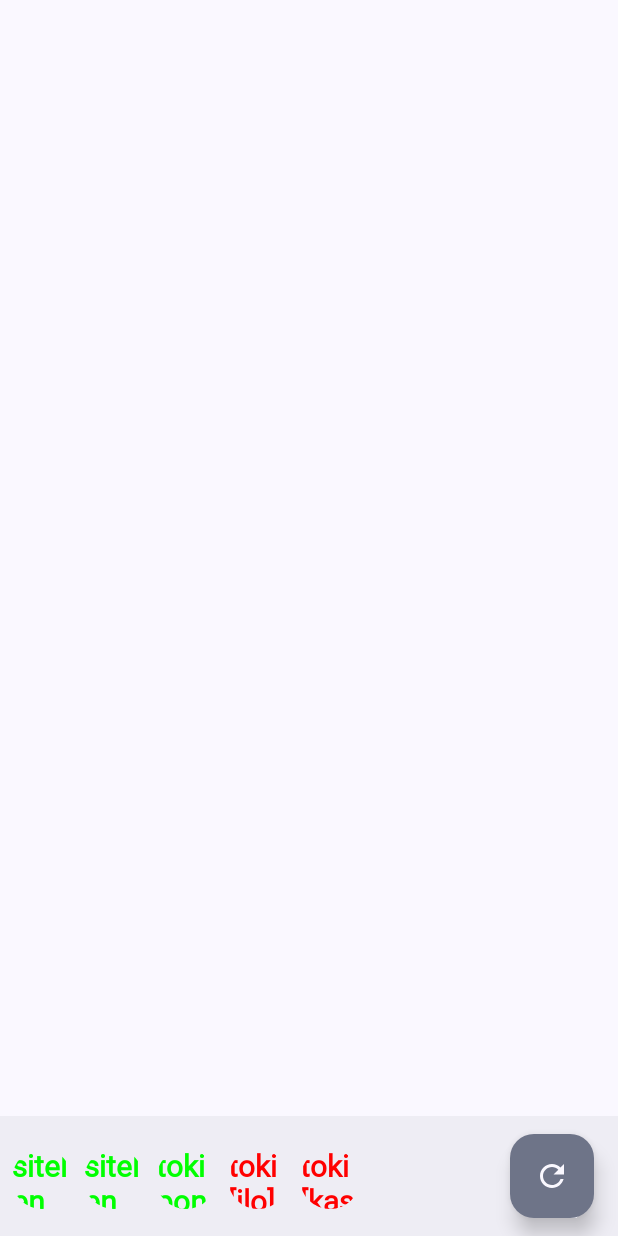
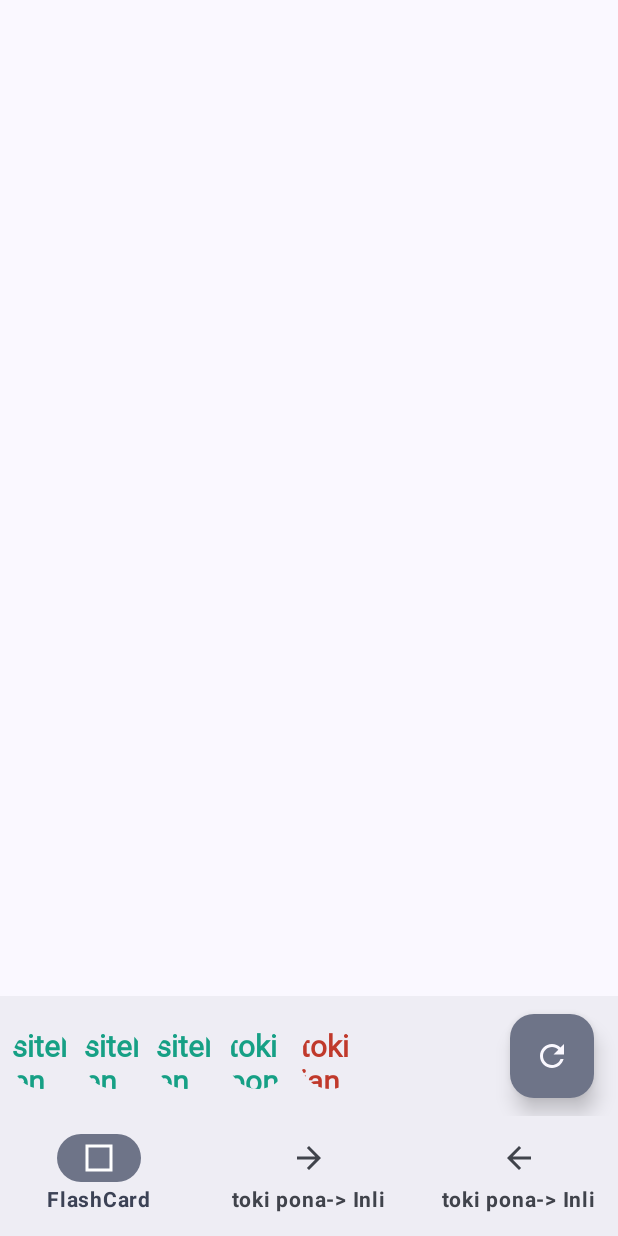
Before and after one commit to xgouchet/sitelen-lipu, an Android app built with Jetpack Compose: the screen it shows after launch (MainActivity), on a phone screen of 412 x 824 dp. Run offline under Robolectric (Android 15) with nearby library versions, the phone set to English and light mode, and no system bars; our stand-ins replace livedata-compose; libraries missing offline, so code that uses them is left out: com.akuleshov7.ktoml; Roboto replaces fonts that are not available here.

Commit message:
mi pana e sitelen jelo e lipu kula

```diff
--- a/app/build.gradle.kts
+++ b/app/build.gradle.kts
@@ -62,6 +62,7 @@ dependencies {
     implementation(libs.androidx.ui.tooling.preview)
 
     implementation(libs.androidx.material3)
+    implementation(libs.androidx.material.icons.extended)
 
     // Serialization
     implementation("com.akuleshov7:ktoml-core:0.7.1")
--- a/app/src/main/kotlin/fr/xgouchet/sitelenlipu/data/model/CardDisplay.kt
+++ b/app/src/main/kotlin/fr/xgouchet/sitelenlipu/data/model/CardDisplay.kt
@@ -3,27 +3,25 @@ package fr.xgouchet.sitelenlipu.data.model
 data class CardDisplay(
     val sitelenPona: Boolean,
     val sitelenPilin: Boolean,
+    val sitelenJelo: Boolean,
     val tokiPona: Boolean,
-    val tokiInli: Boolean,
-    val tokiKanse: Boolean,
-//    val tokiTosi: Boolean,
-//    val tokiEpelanto: Boolean,
+    val tokiJan: Boolean,
 ) {
     companion object {
         val VIEW_ALL = CardDisplay(
             sitelenPona = true,
             sitelenPilin = true,
+            sitelenJelo = true,
             tokiPona = true,
-            tokiInli = true,
-            tokiKanse = true,
+            tokiJan = true,
         )
 
         val VIEW_TOKI_AND_SITELEN = CardDisplay(
             sitelenPona = true,
             sitelenPilin = true,
+            sitelenJelo = true,
             tokiPona = true,
-            tokiInli = false,
-            tokiKanse = false,
+            tokiJan = false,
         )
     }
 }
--- /dev/null
+++ b/app/src/main/kotlin/fr/xgouchet/sitelenlipu/ui/atom/BottomNavBar.kt
@@ -0,0 +1,46 @@
+package fr.xgouchet.sitelenlipu.ui.atom
+
+import androidx.compose.material3.ExperimentalMaterial3Api
+import androidx.compose.material3.Icon
+import androidx.compose.material3.NavigationBar
+import androidx.compose.material3.NavigationBarItem
+import androidx.compose.material3.Text
+import androidx.compose.runtime.Composable
+import fr.xgouchet.sitelenlipu.ui.model.Screen
+
+
+@OptIn(ExperimentalMaterial3Api::class)
+@Composable
+fun BottomNavBar(
+    selectedScreen: Screen,
+    onSelectScreen: (Screen) -> Unit
+) {
+    NavigationBar {
+        Screen.entries.forEachIndexed { index, screen ->
+            NavigationBarItem(
+                selected = screen == selectedScreen,
+                label = {
+                    Text(screen.label)
+                },
+                icon = {
+                    Icon(
+                        screen.icon,
+                        contentDescription = screen.label
+                    )
+                },
+                onClick = {
+                    onSelectScreen(screen)
+                    // TODO
+//                            navigationSelectedItem = index
+//                            navController.navigate(navigationItem.route) {
+//                                popUpTo(navController.graph.findStartDestination().id) {
+//                                    saveState = true
+//                                }
+//                                launchSingleTop = true
+//                                restoreState = true
+//                            }
+                }
+            )
+        }
+    }
+}
--- /dev/null
+++ b/app/src/main/kotlin/fr/xgouchet/sitelenlipu/ui/model/Screen.kt
@@ -0,0 +1,18 @@
+package fr.xgouchet.sitelenlipu.ui.model
+
+import androidx.compose.material.icons.Icons
+import androidx.compose.material.icons.automirrored.outlined.ArrowBack
+import androidx.compose.material.icons.automirrored.outlined.ArrowForward
+import androidx.compose.material.icons.outlined.ArrowForward
+import androidx.compose.material.icons.outlined.Square
+import androidx.compose.ui.graphics.vector.ImageVector
+
+enum class Screen(
+    val route: String,
+    val label: String,
+    val icon: ImageVector,
+) {
+    FLASHCARD ("flashcard", "FlashCard", Icons.Outlined.Square),
+    DICTIONARY_TOKI_INLI("toki pona tawa toki Inli", "toki pona-> Inli", Icons.AutoMirrored.Outlined.ArrowForward),
+    DICTIONARY_INLI_TOKI("toki Inli tawa toki pona", "toki pona-> Inli", Icons.AutoMirrored.Outlined.ArrowBack)
+}
--- a/app/src/main/kotlin/fr/xgouchet/sitelenlipu/ui/screen/FlashCardScreen.kt
+++ b/app/src/main/kotlin/fr/xgouchet/sitelenlipu/ui/screen/FlashCardScreen.kt
@@ -23,8 +23,11 @@ import androidx.compose.ui.Modifier
 import androidx.compose.ui.graphics.Color
 import androidx.compose.ui.unit.dp
 import fr.xgouchet.sitelenlipu.data.model.CardDisplay
+import fr.xgouchet.sitelenlipu.data.model.WordInfo
 import fr.xgouchet.sitelenlipu.data.viewmodel.FlashCardViewModel
 import fr.xgouchet.sitelenlipu.ui.atom.FlashCard
+import fr.xgouchet.sitelenlipu.ui.theme.DarkGreen
+import fr.xgouchet.sitelenlipu.ui.theme.DarkRed
 
 @Composable
 fun FlashCardScreen(
@@ -60,6 +63,8 @@ fun FlashCardScreen(
                 ) {
                     showSecret = !showSecret
                 }
+            } else {
+
             }
         }
     }
@@ -73,58 +78,68 @@ private fun BottomToolBar(
 ) {
     BottomAppBar(
         actions = {
-            IconButton(onClick = {
+            IconButton(
+                onClick = {
                     onUpdateSecretCardDisplay(
                         display.copy(sitelenPona = !display.sitelenPona)
                     )
-            }) {
+                }
+            ) {
                 Text(
                     text = "sitelen pona",
-                    color =  if (display.sitelenPona) Color.Green else Color.Red,
+                    color = if (display.sitelenPona) DarkGreen else DarkRed,
                     style = MaterialTheme.typography.displaySmall
                 )
             }
-            IconButton(onClick = {
+            IconButton(
+                onClick = {
                     onUpdateSecretCardDisplay(
                         display.copy(sitelenPilin = !display.sitelenPilin)
                     )
-            }) {
+                }
+            ) {
                 Text(
                     text = "sitelen pilin",
-                    color =  if (display.sitelenPilin) Color.Green else Color.Red,
+                    color = if (display.sitelenPilin) DarkGreen else DarkRed,
                     style = MaterialTheme.typography.displaySmall
                 )
             }
-            IconButton(onClick = {
+            IconButton(
+                onClick = {
+                    onUpdateSecretCardDisplay(
+                        display.copy(sitelenJelo = !display.sitelenJelo)
+                    )
+                }
+            ) {
+                Text(
+                    text = "sitelen jelo",
+                    color = if (display.sitelenJelo) DarkGreen else DarkRed,
+                    style = MaterialTheme.typography.displaySmall
+                )
+            }
+            IconButton(
+                onClick = {
                     onUpdateSecretCardDisplay(
                         display.copy(tokiPona = !display.tokiPona)
                     )
-            }) {
+                }
+            ) {
                 Text(
                     text = "toki pona",
-                    color =  if (display.tokiPona) Color.Green else Color.Red,
+                    color = if (display.tokiPona) DarkGreen else DarkRed,
                     style = MaterialTheme.typography.displaySmall
                 )
             }
-            IconButton(onClick = {
+            IconButton(
+                onClick = {
                     onUpdateSecretCardDisplay(
-                    display.copy(tokiInli = !display.tokiInli)
-                )
-            }) {
-                Text(
-                    text = "toki [ilo]",
-                    color =  if (display.tokiInli) Color.Green else Color.Red,
-                    style = MaterialTheme.typography.displaySmall
+                        display.copy(tokiJan = !display.tokiJan)
                     )
                 }
-            IconButton(onClick = {
-                onUpdateSecretCardDisplay(
-                    display.copy(tokiKanse = !display.tokiKanse)
-                )
-            }) {
+            ) {
                 Text(
-                    text = "toki [kasi]",
-                    color =  if (display.tokiKanse) Color.Green else Color.Red,
+                    text = "toki jan",
+                    color = if (display.tokiJan) DarkGreen else DarkRed,
                     style = MaterialTheme.typography.displaySmall
                 )
             }
--- /dev/null
+++ b/app/src/main/kotlin/fr/xgouchet/sitelenlipu/ui/screen/MainScreen.kt
@@ -0,0 +1,38 @@
+package fr.xgouchet.sitelenlipu.ui.screen
+
+import androidx.compose.foundation.layout.fillMaxSize
+import androidx.compose.foundation.layout.padding
+import androidx.compose.material3.FabPosition
+import androidx.compose.material3.Scaffold
+import androidx.compose.runtime.Composable
+import androidx.compose.runtime.getValue
+import androidx.compose.runtime.mutableStateOf
+import androidx.compose.runtime.remember
+import androidx.compose.runtime.setValue
+import androidx.compose.ui.Modifier
+import fr.xgouchet.sitelenlipu.data.viewmodel.FlashCardViewModel
+import fr.xgouchet.sitelenlipu.ui.atom.BottomNavBar
+import fr.xgouchet.sitelenlipu.ui.model.Screen
+
+@Composable
+fun MainScreen(
+    flashCardViewModel: FlashCardViewModel
+) {
+
+    var selectedScreen: Screen by remember { mutableStateOf(Screen.FLASHCARD) }
+
+    Scaffold(
+        bottomBar = {
+            BottomNavBar(selectedScreen) { selectedScreen = it }
+        },
+        floatingActionButtonPosition = FabPosition.End,
+        modifier = Modifier.fillMaxSize()
+    ) { innerPadding ->
+        if (selectedScreen == Screen.FLASHCARD) {
+            FlashCardScreen(
+                flashCardViewModel,
+                Modifier.padding(innerPadding)
+            )
+        }
+    }
+}
--- a/app/src/main/kotlin/fr/xgouchet/sitelenlipu/ui/theme/Color.kt
+++ b/app/src/main/kotlin/fr/xgouchet/sitelenlipu/ui/theme/Color.kt
@@ -9,3 +9,11 @@ val Pink80 = Color(0xFFEFB8C8)
 val Purple40 = Color(0xFF6650a4)
 val PurpleGrey40 = Color(0xFF625b71)
 val Pink40 = Color(0xFF7D5260)
+
+val DarkGreen = Color(0xFF16a085)
+val DarkRed = Color(0xFFc0392b)
+
+val CoreAccent = Color(0xFF2ecc71)
+val CommonAccent = Color(0xFF3498db)
+val UncommonAccent = Color(0xFFf1c40f)
+val ObscureAccent = Color(0xFF9b59b6)
--- a/app/src/main/kotlin/fr/xgouchet/sitelenlipu/ui/theme/Type.kt
+++ b/app/src/main/kotlin/fr/xgouchet/sitelenlipu/ui/theme/Type.kt
@@ -14,6 +14,18 @@ val Typography = Typography(
         fontSize = 16.sp,
         lineHeight = 24.sp,
         letterSpacing = 0.5.sp
+    ),
+    bodyMedium = TextStyle(
+        fontFamily = FontFamily.Default,
+        fontWeight = FontWeight.Normal,
+        fontSize = 14.sp,
+        lineHeight = 16.sp,
+    ),
+    labelMedium = TextStyle(
+        fontFamily = FontFamily.Default,
+        fontWeight = FontWeight.Bold,
+        fontSize = 14.sp,
+        lineHeight = 16.sp,
     ),
     displayLarge = TextStyle(
         fontFamily = linjaPonaFontFamily,
--- a/gradle/libs.versions.toml
+++ b/gradle/libs.versions.toml
@@ -26,6 +26,7 @@ androidx-ui-tooling-preview = { group = "androidx.compose.ui", name = "ui-toolin
 androidx-ui-test-manifest = { group = "androidx.compose.ui", name = "ui-test-manifest" }
 androidx-ui-test-junit4 = { group = "androidx.compose.ui", name = "ui-test-junit4" }
 androidx-material3 = { group = "androidx.compose.material3", name = "material3" }
+androidx-material-icons-extended = { group = "androidx.compose.material", name = "material-icons-extended-android" }
 
 [plugins]
 android-application = { id = "com.android.application", version.ref = "agp" }
```
Also changed, not shown: app/src/main/kotlin/fr/xgouchet/sitelenlipu/MainActivity.kt (+2 -17 lines), app/src/main/kotlin/fr/xgouchet/sitelenlipu/data/model/WordInfo.kt (+32 -1 lines), app/src/main/kotlin/fr/xgouchet/sitelenlipu/ui/atom/FlashCard.kt (+51 -14 lines). Lines whose indentation alone changed are shown as unchanged.
